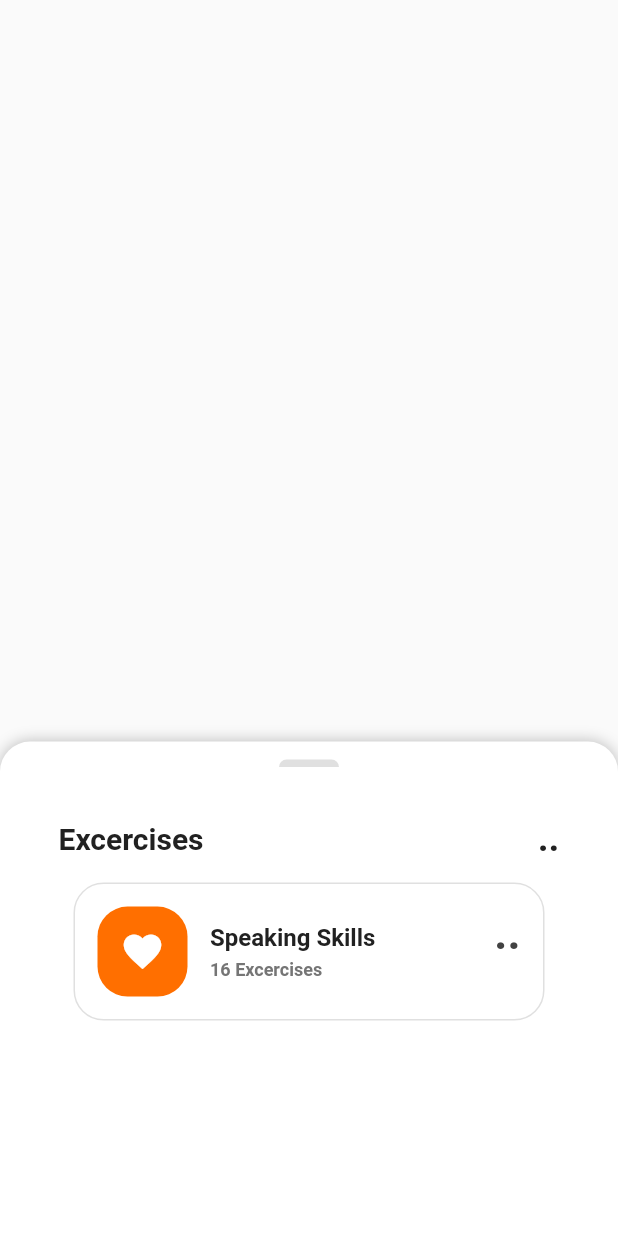
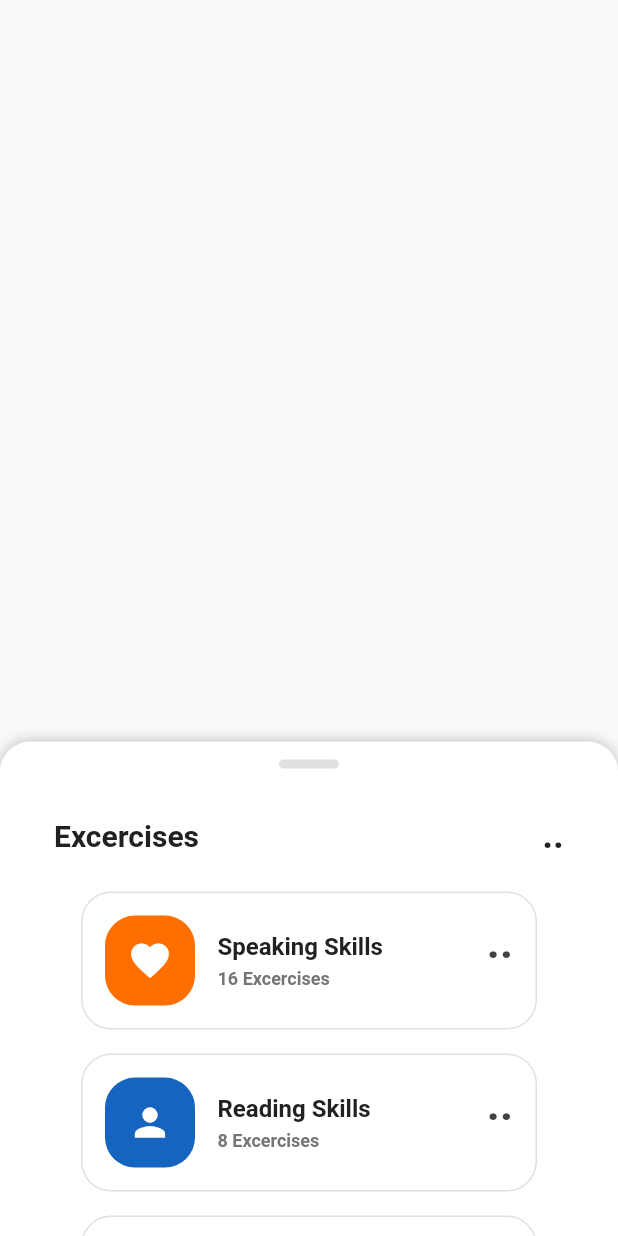
Before and after one commit to LunarioTK/slidable_footer, a Flutter app: the screen it shows after launch, on a phone screen of 412 x 824 dp. Run offline on Flutter 3.47's test engine with Material 2 defaults, Android fonts, the light colour scheme and no system bars; drawn by our look-alikes of sliding_up_panel.

Commit message:
Slidable panel implementado

```diff
--- a/lib/utils/panelwidget.dart
+++ b/lib/utils/panelwidget.dart
@@ -25,17 +25,15 @@ class PanelWidget extends StatelessWidget {
 
   //Traço antes do About
   Widget buildHandle() => GestureDetector(
-        onTap: togglePanel,
+        onTap: (() => togglePanel()),
         child: Center(
           child: Container(
-            width: 40,
-            height: 5,
-            decoration: BoxDecoration(
+              width: 40,
+              height: 6,
+              decoration: BoxDecoration(
                 color: Colors.grey[300],
-                borderRadius: const BorderRadius.vertical(
-                  top: Radius.circular(12),
-                )),
-          ),
+                borderRadius: const BorderRadius.all(Radius.circular(12)),
+              )),
         ),
       );
 
@@ -47,7 +45,7 @@ class PanelWidget extends StatelessWidget {
   Widget buildAboutText() => Container(
         padding: const EdgeInsets.symmetric(horizontal: 24),
         child: Padding(
-          padding: const EdgeInsets.all(15.0),
+          padding: const EdgeInsets.all(12.0),
           child: Column(
             crossAxisAlignment: CrossAxisAlignment.start,
             children: [
@@ -75,11 +73,26 @@ class PanelWidget extends StatelessWidget {
               const SizedBox(height: 15),
               Column(
                 children: [
+                  //Speaking Skills
                   SkillBox(
                       icon: Icons.favorite,
                       iconColor: Colors.amber.shade900,
                       boxTitle: 'Speaking Skills',
                       execercisoNum: 16),
+
+                  //Reading Skills
+                  SkillBox(
+                      icon: Icons.person,
+                      iconColor: Colors.blue.shade800,
+                      boxTitle: 'Reading Skills',
+                      execercisoNum: 8),
+
+                  //Listening Skills
+                  SkillBox(
+                      icon: Icons.record_voice_over,
+                      iconColor: Colors.pink.shade800,
+                      boxTitle: 'Listening Skills',
+                      execercisoNum: 12),
                 ],
               )
             ],
--- a/lib/utils/skillsrow.dart
+++ b/lib/utils/skillsrow.dart
@@ -19,6 +19,7 @@ class SkillBox extends StatelessWidget {
       child: Column(
         children: [
           Container(
+            margin: const EdgeInsets.all(8),
             padding: const EdgeInsets.all(15),
             decoration: BoxDecoration(
               border: Border.all(
```
